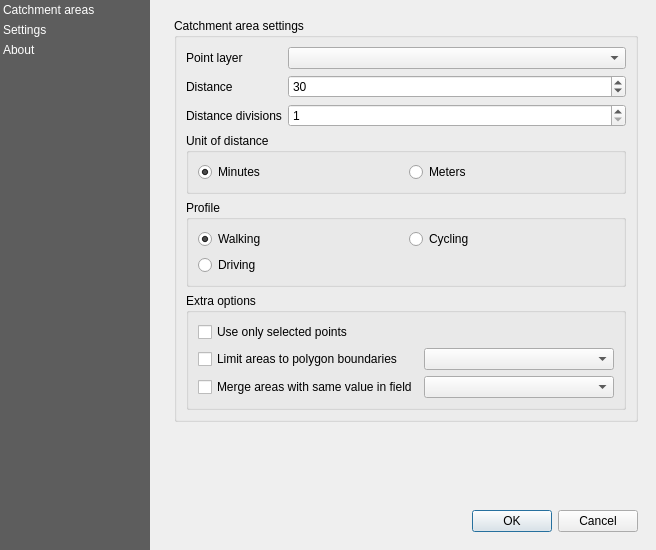
The window that Catchment/resources/ui/main.ui (iiepdev/school-catchment-plugin) describes before a commit, drawn with Qt 5.
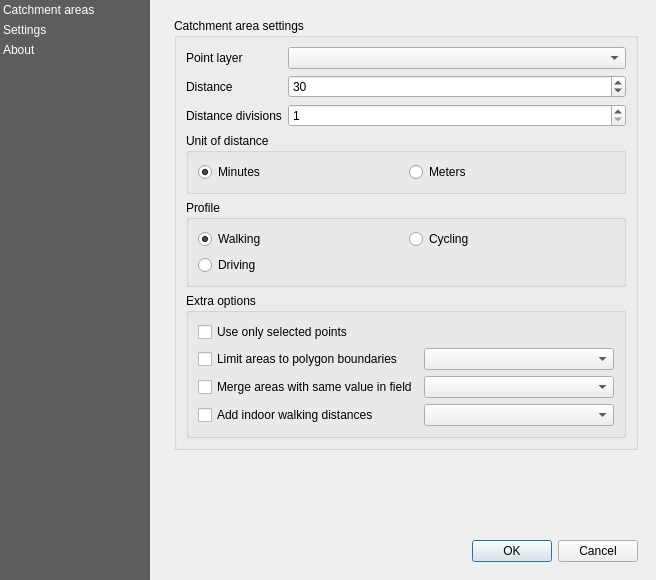
The same window after the commit. Custom widgets are drawn as their Qt base class.

Commit message: Add walking distance feature

The edit to the form file:
```diff
--- a/Catchment/resources/ui/main.ui
+++ b/Catchment/resources/ui/main.ui
@@ -112,13 +112,13 @@
          <x>0</x>
          <y>0</y>
          <width>500</width>
-         <height>550</height>
+         <height>580</height>
         </rect>
        </property>
        <property name="minimumSize">
         <size>
          <width>500</width>
-         <height>550</height>
+         <height>580</height>
         </size>
        </property>
        <layout class="QVBoxLayout" name="verticalLayout_2">
@@ -299,6 +299,16 @@
                     <item row="2" column="1">
                         <widget class="QgsFieldComboBox" name="combobox_layer_field"/>
                     </item>
+                    <item row="3" column="0">
+                     <widget class="QCheckBox" name="checkbox_add_walking">
+                      <property name="text">
+                       <string>Add indoor walking distances</string>
+                      </property>
+                     </widget>
+                    </item>
+                    <item row="3" column="1">
+                        <widget class="QgsFieldComboBox" name="combobox_add_walking_field"/>
+                    </item>
                    </layout>
                   </item>
                  </layout>
```
Left out of the diff: 2 changed lines with no effect on the pictures. The commit also changes 5 other files.
